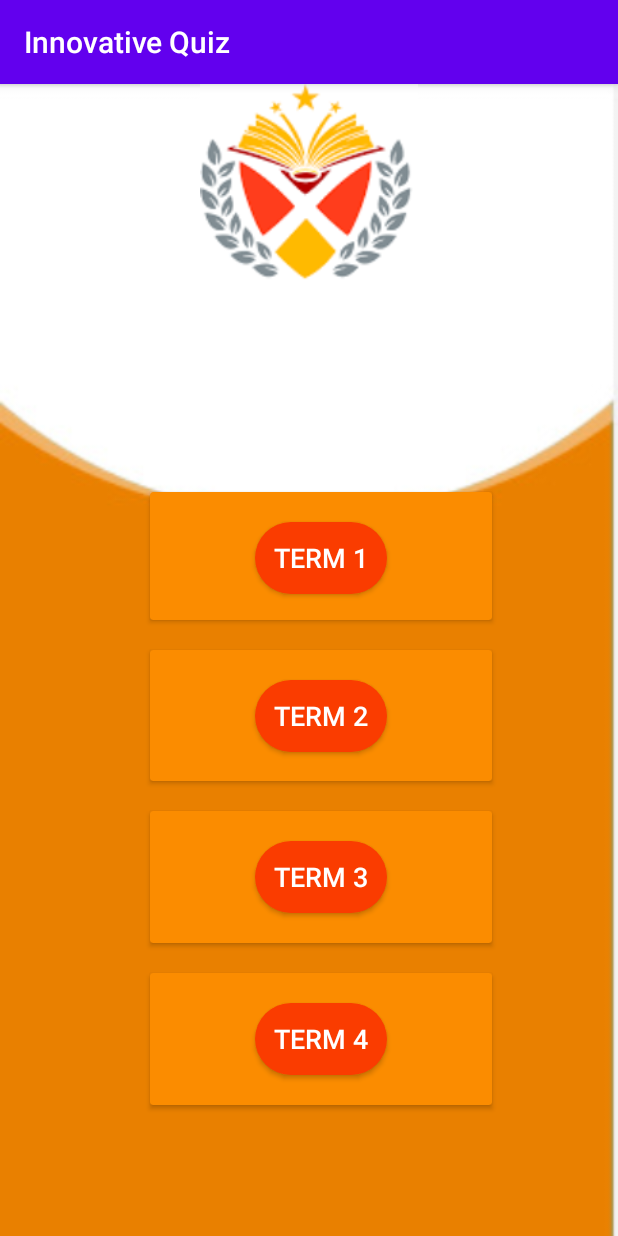
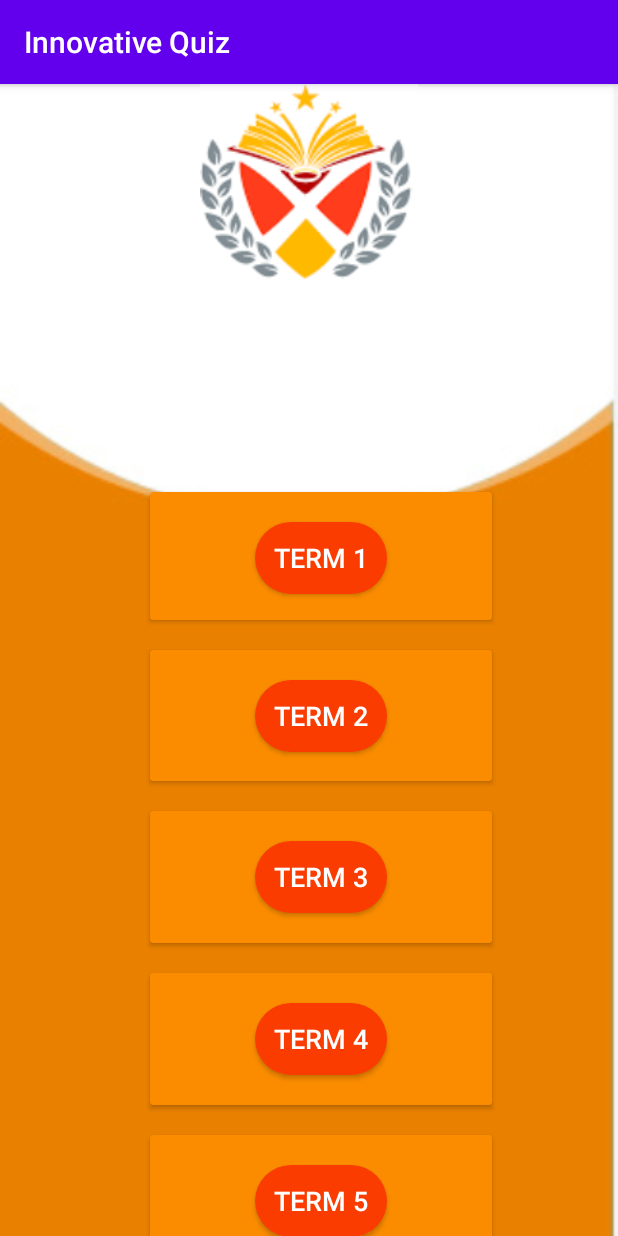
Before and after one commit to Sada28/innovative, an Android app: the Term screen opened directly, with no data from a screen before it, on a phone screen of 412 x 824 dp. Run offline under Robolectric (Android 15) with nearby library versions, the phone set to English and light mode, and no system bars.

Commit message:
change design

```diff
--- a/app/src/main/res/layout/activity_dash_board.xml
+++ b/app/src/main/res/layout/activity_dash_board.xml
@@ -96,7 +96,7 @@
                 app:cardBackgroundColor="#FB8C00">
 
                 <Button
-                    android:id="@+id/btn_term4"
+                    android:id="@+id/btn_term5"
                     android:layout_width="match_parent"
                     android:layout_height="wrap_content"
                     android:layout_marginStart="70dp"
--- a/app/src/main/res/layout/activity_term.xml
+++ b/app/src/main/res/layout/activity_term.xml
@@ -104,6 +104,29 @@
                 android:textColor="#FFFFFF"
                 android:textSize="18sp" />
         </androidx.cardview.widget.CardView>
+
+        <androidx.cardview.widget.CardView
+            android:id="@+id/btn_term5"
+            android:layout_width="wrap_content"
+            android:layout_height="88dp"
+            android:layout_marginStart="100dp"
+            android:layout_marginTop="20dp"
+            android:layout_marginEnd="70dp"
+            app:cardBackgroundColor="#FB8C00">
+
+            <Button
+                android:id="@+id/btn_term5"
+                android:layout_width="match_parent"
+                android:layout_height="wrap_content"
+                android:layout_marginStart="70dp"
+                android:layout_marginTop="20dp"
+                android:layout_marginEnd="70dp"
+                android:background="@drawable/style"
+                android:text="Term 5"
+                android:textColor="#FFFFFF"
+                android:textSize="18sp"
+                tools:ignore="DuplicateIds" />
+        </androidx.cardview.widget.CardView>
     </LinearLayout>
 
 
```
